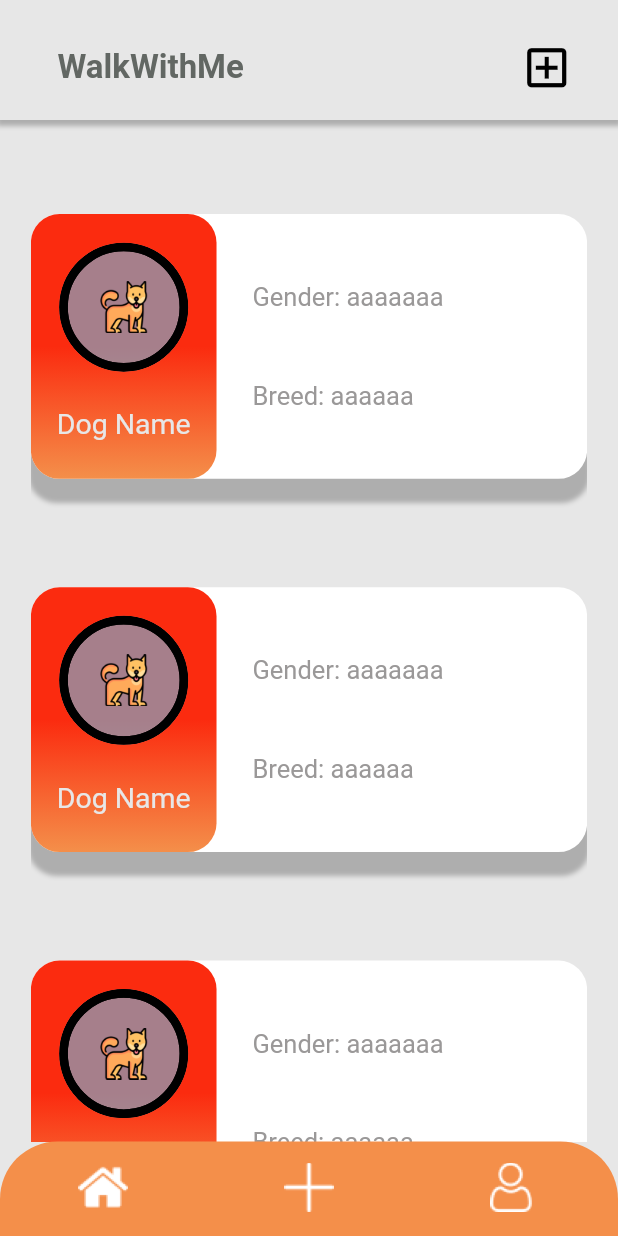
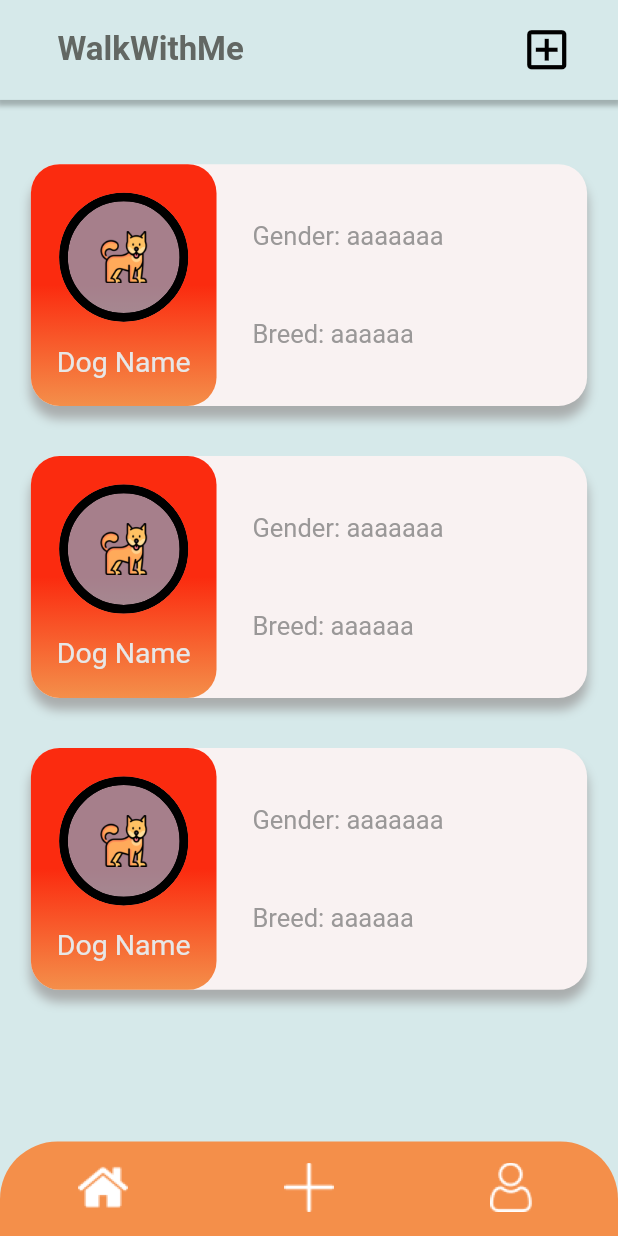
Before and after one commit to SevdaErgun/WalkWithMe, a Flutter app: the DogsScreen screen opened by its route, on a phone screen of 412 x 824 dp. Run offline on Flutter 3.47's test engine with Material 2 defaults, Android fonts, the phone set to English and light mode, and no system bars; our stand-ins replace cached_network_image, connectivity_plus, flutter_svg, get, shared_preferences, sqflite; accounts and stored records are empty.

Commit message:
dogs screen updated

```diff
--- a/lib/presentation/dogs_screen/dogs_screen.dart
+++ b/lib/presentation/dogs_screen/dogs_screen.dart
@@ -17,7 +17,7 @@ class DogsScreen extends GetWidget<DogsController> {
   Widget build(BuildContext context) {
     return SafeArea(
       child: Scaffold(
-        backgroundColor: ColorConstant.gray200,
+        backgroundColor: ColorConstant.projectBackground,
         bottomNavigationBar: CustomBottomBar(
           onChanged: (BottomBarEnum type) {
             Get.toNamed(getCurrentRoute(type), id: 1);
@@ -25,7 +25,7 @@ class DogsScreen extends GetWidget<DogsController> {
         ),
         appBar: CustomAppBar(
           height: getVerticalSize(
-            95,
+            70,
           ),
           title: AppbarTitle(
             text: "lbl_walkwithme2".tr,
@@ -50,10 +50,8 @@ class DogsScreen extends GetWidget<DogsController> {
           styleType: Style.bgShadowBlack9003f,
         ),
         body: Container(
-            alignment: Alignment.center,
-            padding: getPadding(
-              top: 55,
-            ),
+            padding: getPadding(top: 45),
+            alignment: Alignment.topCenter,
             child: Container(
               width: MediaQuery.sizeOf(context).width * 9 / 10,
               child: Obx(
@@ -66,7 +64,7 @@ class DogsScreen extends GetWidget<DogsController> {
                   ) {
                     return SizedBox(
                       height: getVerticalSize(
-                        76,
+                        35,
                       ),
                     );
                   },
--- a/lib/presentation/dogs_screen/widgets/dogs_item_widget.dart
+++ b/lib/presentation/dogs_screen/widgets/dogs_item_widget.dart
@@ -79,8 +79,7 @@ class DogsItemWidget extends StatelessWidget {
                 ),
                 Padding(
                   padding: getPadding(
-                    top: 25,
-                    bottom: 7,
+                    top: 16,
                   ),
                   child: Text(
                     "lbl_dog_name".tr,
--- a/lib/presentation/home_screen/widgets/home_item_widget.dart
+++ b/lib/presentation/home_screen/widgets/home_item_widget.dart
@@ -29,7 +29,6 @@ class HomeItemWidget extends StatelessWidget {
       ),
       width: double.infinity,
       child: Stack(
-        //alignment: Alignment.centerLeft,
         children: [
           Positioned.fill(
             right: MediaQuery.sizeOf(context).width * 5 / 10,
--- a/lib/theme/app_decoration.dart
+++ b/lib/theme/app_decoration.dart
@@ -44,20 +44,13 @@ class AppDecoration {
         ),
       );
   static BoxDecoration get outlineBlack9003f => BoxDecoration(
-        color: ColorConstant.whiteA700,
+        color: ColorConstant.cardBackground,
         boxShadow: [
           BoxShadow(
-            color: ColorConstant.black9003f,
-            spreadRadius: getHorizontalSize(
-              2,
-            ),
-            blurRadius: getHorizontalSize(
-              2,
-            ),
-            offset: Offset(
-              0,
-              14,
-            ),
+            color: Colors.grey.withOpacity(0.8),
+            spreadRadius: 0,
+            blurRadius: 5,
+            offset: Offset(0, 8),
           ),
         ],
       );
--- a/lib/widgets/app_bar/custom_app_bar.dart
+++ b/lib/widgets/app_bar/custom_app_bar.dart
@@ -56,7 +56,7 @@ class CustomAppBar extends StatelessWidget implements PreferredSizeWidget {
           height: 80,
           width: double.infinity,
           decoration: BoxDecoration(
-            color: ColorConstant.gray200,
+            color: ColorConstant.projectBackground,
             boxShadow: [
               BoxShadow(
                 color: ColorConstant.black9003f,
```
